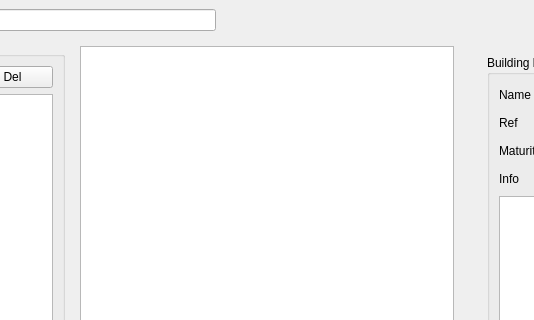
The window that src/mainwindow.ui (jfouche/bbm) describes before a commit, drawn with Qt 5; both pictures show x 224 to 758 and y 0 to 320 of the 1018 by 739 pixel window.
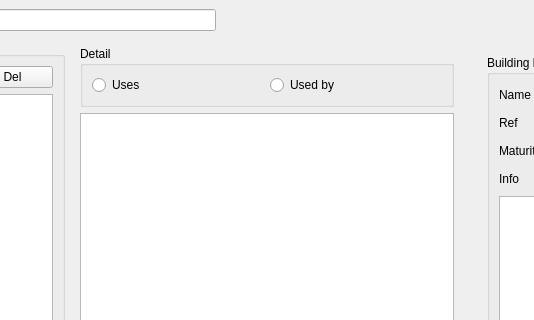
The same window after the commit.

Commit message: refactoring : prepared the UsedBy view

```diff
--- a/src/mainwindow.ui
+++ b/src/mainwindow.ui
@@ -144,6 +144,29 @@
         <layout class="QHBoxLayout" name="horizontalLayout_4">
          <item>
           <layout class="QVBoxLayout" name="verticalLayout_9">
+           <item>
+            <widget class="QGroupBox" name="groupBox_3">
+             <property name="title">
+              <string>Detail</string>
+             </property>
+             <layout class="QHBoxLayout" name="horizontalLayout_5">
+              <item>
+               <widget class="QRadioButton" name="btnUses">
+                <property name="text">
+                 <string>Uses</string>
+                </property>
+               </widget>
+              </item>
+              <item>
+               <widget class="QRadioButton" name="btnUsedBy">
+                <property name="text">
+                 <string>Used by</string>
+                </property>
+               </widget>
+              </item>
+             </layout>
+            </widget>
+           </item>
            <item>
             <widget class="QTreeView" name="treeDetail"/>
            </item>
```
The commit also changes 4 other files.
